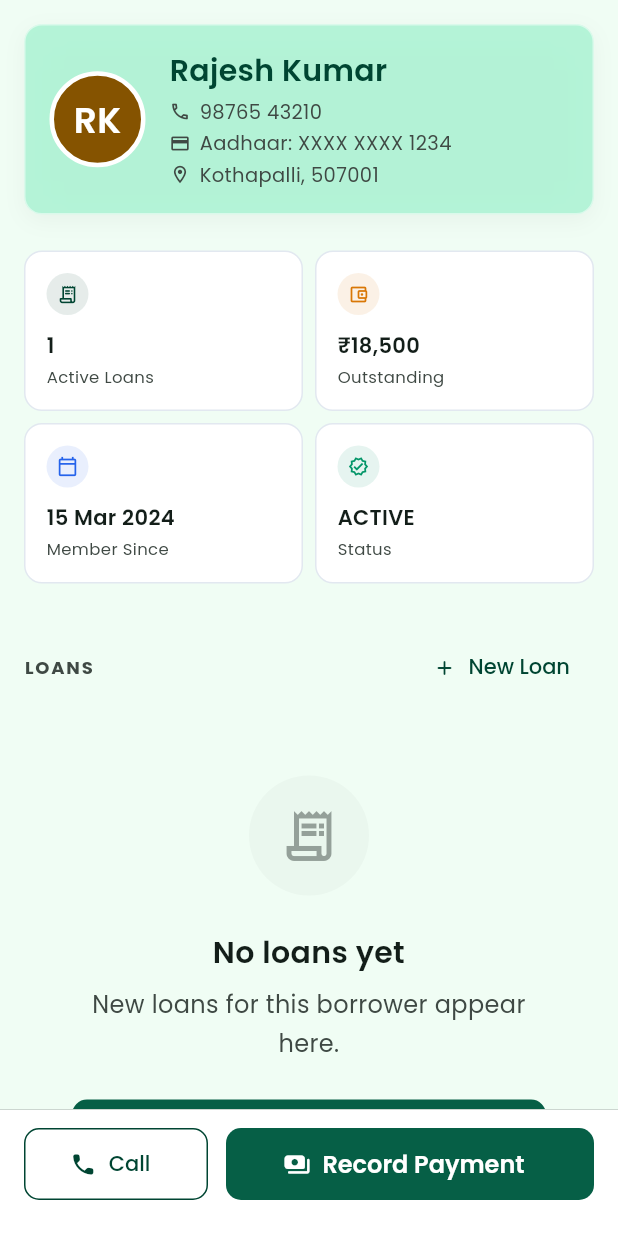
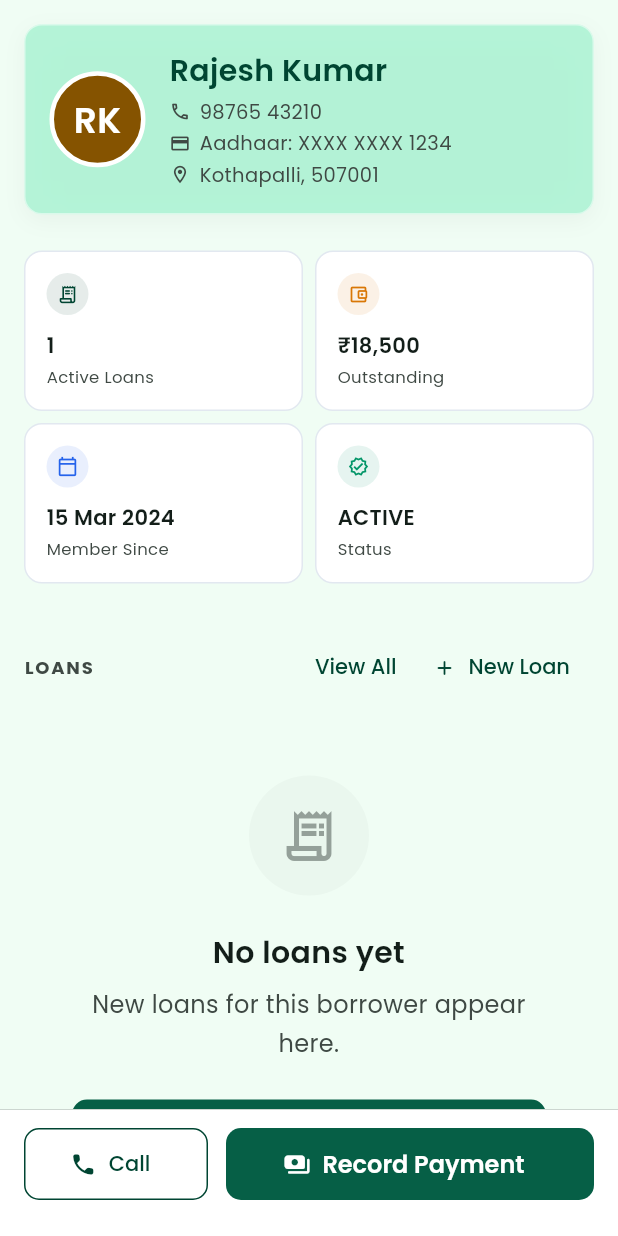
Before and after one commit to arunsanjeevms/Micro-Collect, a Flutter app: the _BorrowerDetailBody screen opened directly with sample values from the repository, on a phone screen of 412 x 824 dp. Run offline on Flutter 3.47's test engine with Material 3 defaults, Android fonts, the phone set to English and light mode, and no system bars; our stand-ins replace fl_chart, flutter_riverpod, freezed_annotation, go_router, google_fonts, riverpod_annotation; generated files the repository leaves out were written again.

Commit message:
feat(borrowers): link borrower detail to the new loans overview screen
Adds a 'View All' button in the Loans section header.

```diff
--- a/lib/features/borrowers/borrower_detail_screen.dart
+++ b/lib/features/borrowers/borrower_detail_screen.dart
@@ -186,11 +186,20 @@ class _BorrowerDetailBody extends ConsumerWidget {
                     letterSpacing: 1.2,
                   ),
                 ),
-                TextButton.icon(
-                  onPressed: () =>
-                      context.push('/loans/create?borrowerId=$borrowerId'),
-                  icon: const Icon(Icons.add_rounded, size: 16),
-                  label: const Text('New Loan'),
+                Row(
+                  children: [
+                    TextButton(
+                      onPressed: () =>
+                          context.push('/borrowers/$borrowerId/loans'),
+                      child: const Text('View All'),
+                    ),
+                    TextButton.icon(
+                      onPressed: () =>
+                          context.push('/loans/create?borrowerId=$borrowerId'),
+                      icon: const Icon(Icons.add_rounded, size: 16),
+                      label: const Text('New Loan'),
+                    ),
+                  ],
                 ),
               ],
             ),
```
